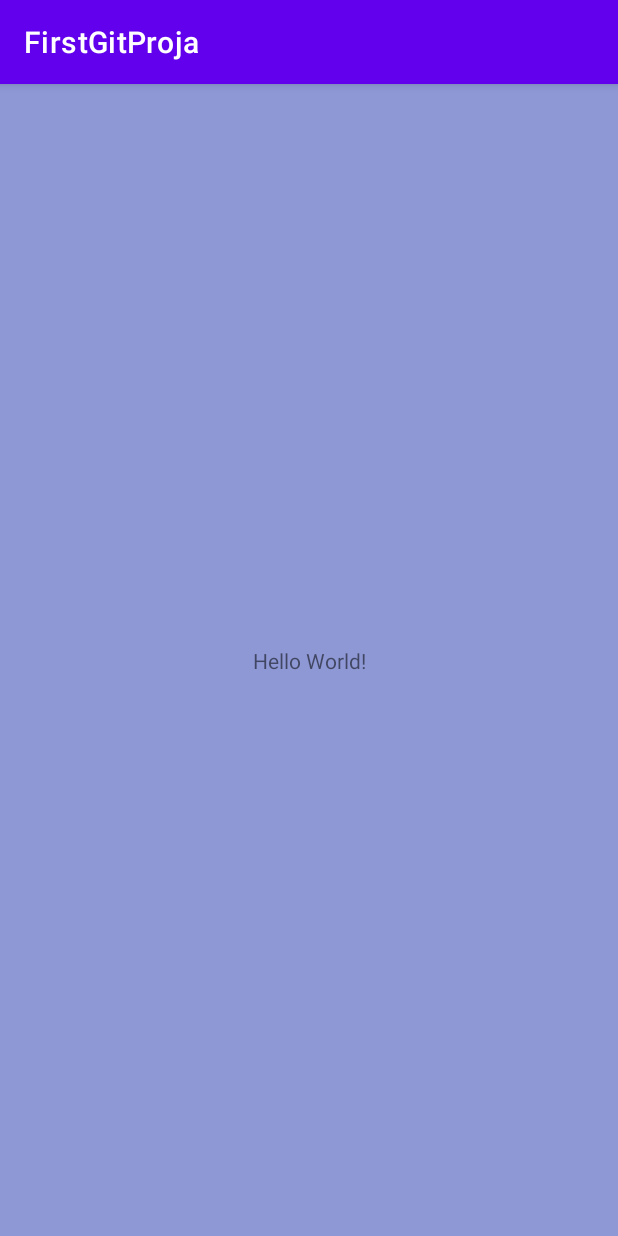
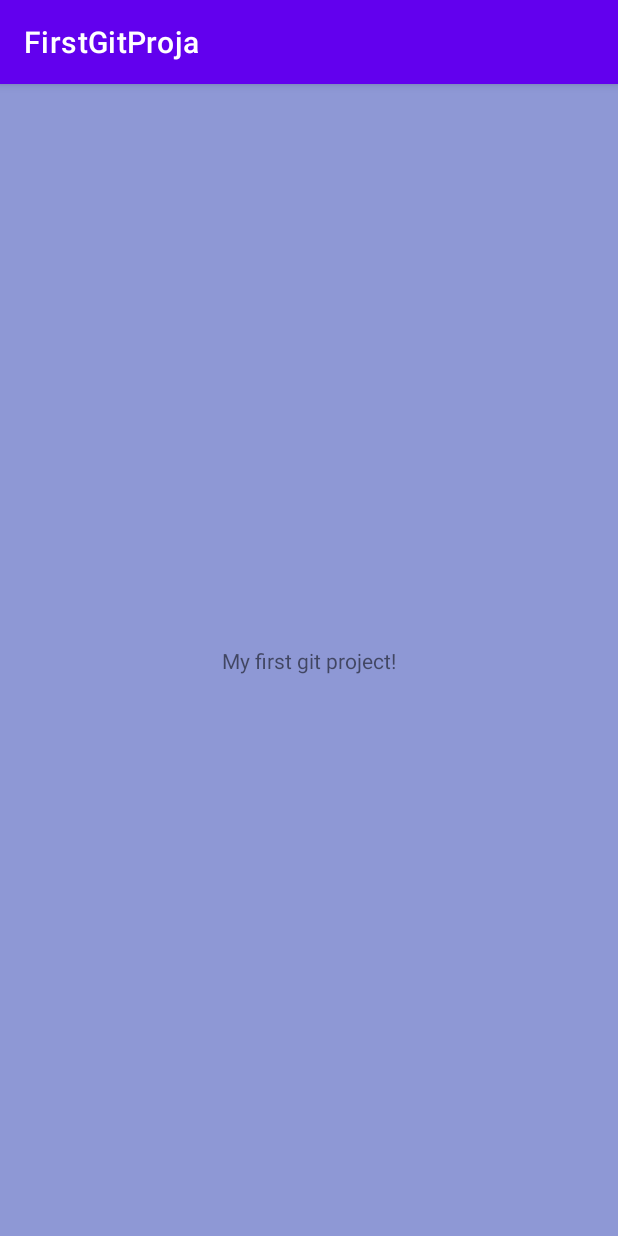
Before and after one commit to alexborbro/FirstGitProja, an Android app: the screen it shows after launch (MainActivity), on a phone screen of 412 x 824 dp. Run offline under Robolectric (Android 15) with nearby library versions, the phone set to English and light mode, and no system bars.

Commit message:
Change text on main screen

```diff
--- a/app/src/main/res/layout/activity_main.xml
+++ b/app/src/main/res/layout/activity_main.xml
@@ -10,7 +10,7 @@
     <TextView
         android:layout_width="wrap_content"
         android:layout_height="wrap_content"
-        android:text="Hello World!"
+        android:text="@string/my_first_git_project"
         app:layout_constraintBottom_toBottomOf="parent"
         app:layout_constraintEnd_toEndOf="parent"
         app:layout_constraintStart_toStartOf="parent"
--- a/app/src/main/res/values/strings.xml
+++ b/app/src/main/res/values/strings.xml
@@ -1,3 +1,4 @@
 <resources>
     <string name="app_name">FirstGitProja</string>
+    <string name="my_first_git_project">My first git project!</string>
 </resources>
```
